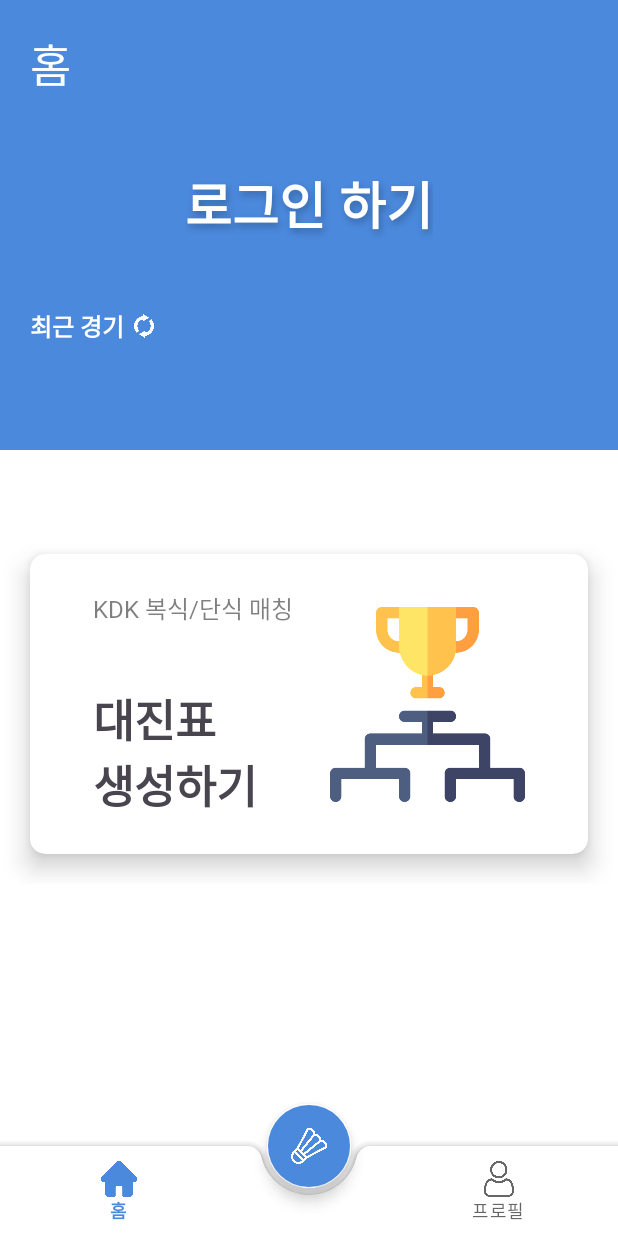
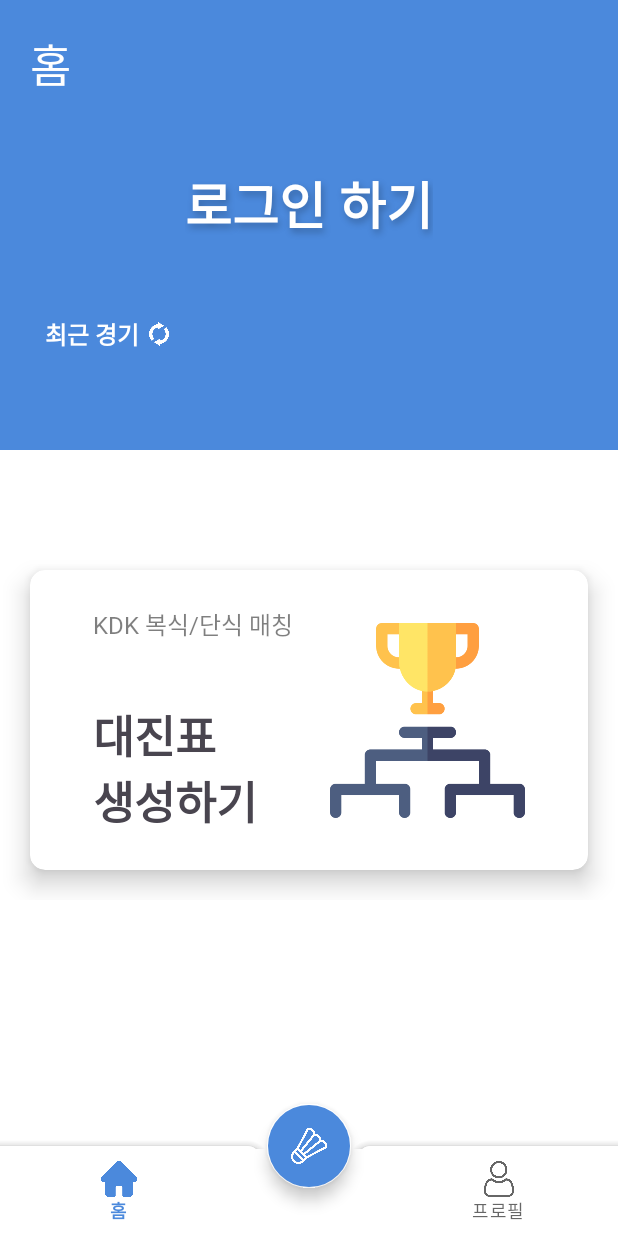
Before and after one commit to Kuneosu/Mintoners, an Android app: the HomeFragment screen opened directly, with no data from a screen before it, on a phone screen of 412 x 824 dp. Run offline under Robolectric (Android 15) with nearby library versions, the phone set to English and light mode, and no system bars; our stand-ins replace Dagger/Hilt's generated code, Room's generated code.

Commit message:
HomeFragment, 디자인 일부 수정

```diff
--- a/app/src/main/res/layout/activity_main.xml
+++ b/app/src/main/res/layout/activity_main.xml
@@ -32,6 +32,7 @@
             android:layout_width="match_parent"
             android:layout_height="wrap_content"
             android:layout_marginEnd="@dimen/margin_medium"
+            app:itemBackground="@color/white"
             android:background="@android:color/transparent"
             app:labelVisibilityMode="labeled"
             app:menu="@menu/menu_bottom_nav" />
--- a/app/src/main/res/layout/fragment_home.xml
+++ b/app/src/main/res/layout/fragment_home.xml
@@ -150,11 +150,14 @@
                 android:layout_width="wrap_content"
                 android:layout_height="wrap_content"
                 android:layout_marginStart="@dimen/margin_default"
-                android:layout_marginBottom="@dimen/margin_xsmall"
+                android:gravity="center"
+                android:orientation="horizontal"
+                android:paddingVertical="@dimen/margin_xsmall"
+                android:paddingStart="@dimen/margin_small"
+                android:paddingEnd="@dimen/margin_default"
                 app:layout_constraintStart_toStartOf="parent"
-                app:layout_constraintTop_toBottomOf="@id/home_card"
-                android:gravity="center"
-                android:orientation="horizontal">
+                app:layout_constraintTop_toBottomOf="@id/home_card">
+
                 <TextView
                     android:layout_width="wrap_content"
                     android:layout_height="wrap_content"
@@ -162,12 +165,13 @@
                     android:textColor="@color/white"
                     android:textSize="@dimen/text_medium"
                     android:textStyle="bold" />
+
                 <ImageView
                     android:id="@+id/home_recent_game_sync"
                     android:layout_width="16dp"
                     android:layout_height="16dp"
                     android:layout_marginStart="@dimen/margin_xsmall"
-                    android:src="@drawable/syncronize"/>
+                    android:src="@drawable/syncronize" />
             </LinearLayout>
 
 
```
Also changed, not shown: 1 other file.
